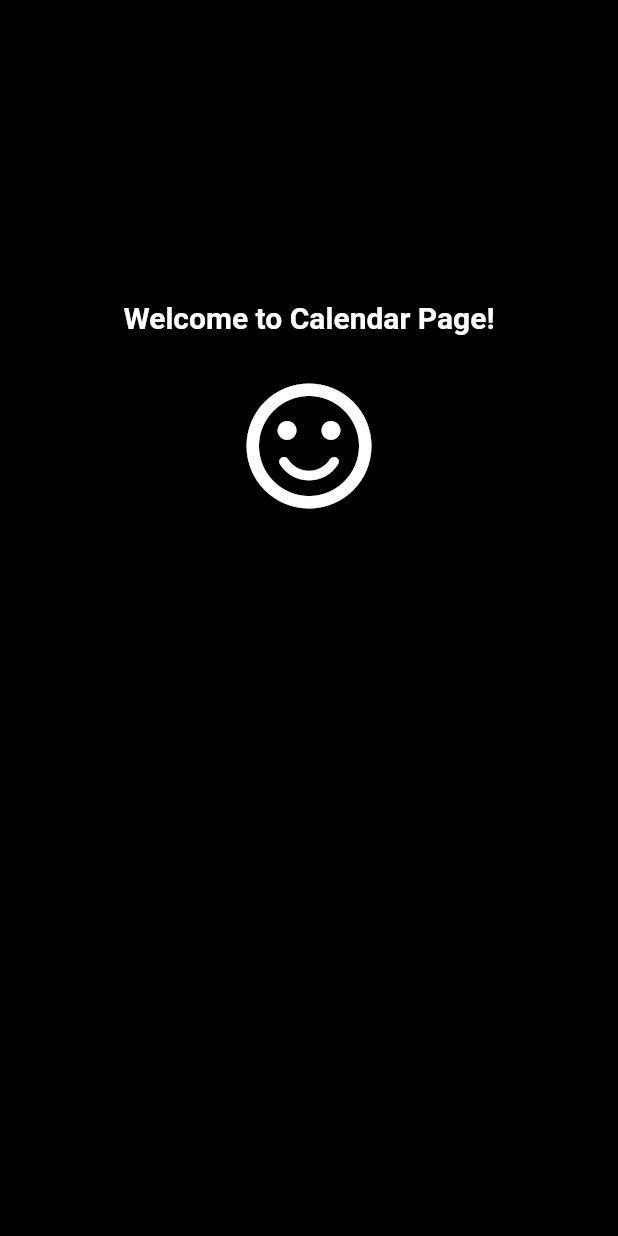
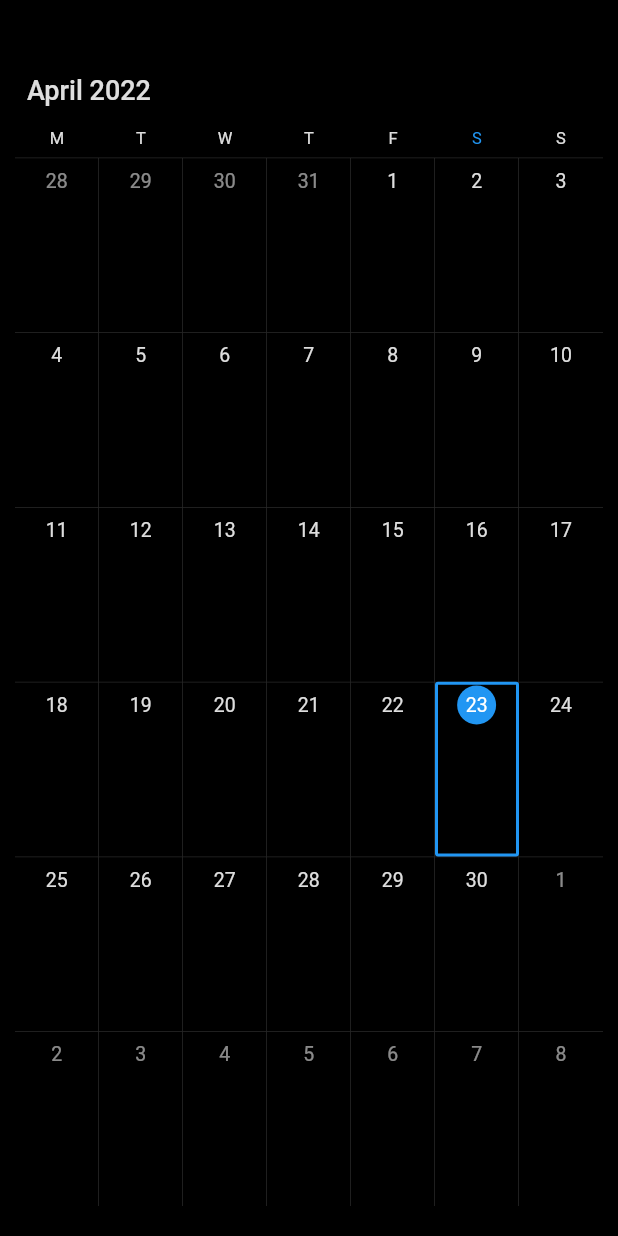
Before and after one commit to vivenkumar270/MagicMind, a Flutter app: the calendarpage screen opened directly, on a phone screen of 412 x 824 dp. Run offline on Flutter 3.47's test engine with Material 2 defaults, Android fonts, the phone set to English and light mode, and no system bars; drawn by our look-alikes of syncfusion_flutter_calendar; our stand-ins replace firebase_auth, firebase_core, font_awesome_flutter, google_sign_in, syncfusion_flutter_charts; accounts and stored records are empty.

Commit message:
Added calender and Changes to radial chart

```diff
--- a/lib/screens/calendarpage.dart
+++ b/lib/screens/calendarpage.dart
@@ -1,5 +1,8 @@
+// ignore_for_file: camel_case_types
+
 import 'package:flutter/material.dart';
 import 'package:flutter/widgets.dart';
+import 'package:syncfusion_flutter_calendar/calendar.dart';
 
 class calendarpage extends StatefulWidget {
   const calendarpage({Key? key}) : super(key: key);
@@ -21,25 +24,16 @@ class _State extends State<calendarpage> {
               color: Colors.black,
             ),
           ),
-          const Padding(
-            padding: EdgeInsets.fromLTRB(0, 0, 0, 230),
-            child: Center(
-                child: Icon(
-                  Icons.sentiment_satisfied_rounded,
-                  color: Colors.white,
-                  size: 100,
-                )),
-          ),
-          const Padding(
-            padding: EdgeInsets.fromLTRB(0, 0, 0, 400),
-            child: Center(
-                child: Text(
-                  "Welcome to Calendar Page!",
-                  style: TextStyle(
-                      color: Colors.white,
-                      fontSize: 20,
-                      fontWeight: FontWeight.bold),
-                )),
+          Padding(
+            padding: const EdgeInsets.fromLTRB(10, 40, 10, 20),
+            child: SfCalendar(
+              view: CalendarView.month,
+              firstDayOfWeek: 1,
+              initialDisplayDate: DateTime(2022, 04, 23, 10, 46),
+              initialSelectedDate: DateTime(2022, 04, 23, 10, 46),
+              allowViewNavigation: true,
+              viewNavigationMode: ViewNavigationMode.snap,
+            ),
           ),
         ],
       ),
--- a/lib/screens/morefunctionspage.dart
+++ b/lib/screens/morefunctionspage.dart
@@ -31,13 +31,13 @@ class _State extends State<morefunctionspage> {
             )),
           ),
           const Padding(
-            padding: EdgeInsets.fromLTRB(0, 0, 0, 400),
+            padding: EdgeInsets.fromLTRB(0, 300, 0, 100),
             child: Center(
                 child: Text(
-                  "Welcome to More Functions Page!",
+              " Please Be Patient We are\n Working this Feature\n It will be availaible soon",
               style: TextStyle(
                   color: Colors.white,
-                      fontSize: 20,
+                  fontSize: 30,
                   fontWeight: FontWeight.bold),
             )),
           ),
--- a/lib/signpage.dart
+++ b/lib/signpage.dart
@@ -1,6 +1,9 @@
 import 'package:flutter/material.dart';
 import 'package:font_awesome_flutter/font_awesome_flutter.dart';
 
+// currently the file is redundant and not being used
+// This file was created as a seperate signup page for app but due to complexity and space issue from
+// System capabilities the file is barred and currently not in production
 class Signup extends StatefulWidget {
   Signup({Key? key}) : super(key: key);
 
--- a/pubspec.yaml
+++ b/pubspec.yaml
@@ -45,6 +45,8 @@ dependencies:
   provider: ^6.0.2
   google_sign_in: ^5.3.0
   fluttertoast: ^8.0.9
+  flip_card: ^0.6.0
+  syncfusion_flutter_calendar: ^20.1.50
 
 dev_dependencies:
   flutter_test:
```
Also changed, not shown: lib/loginpage.dart (+25 -23 lines), lib/main.dart (+3 -4 lines), lib/screens/chartspage.dart (+53 -9 lines), lib/screens/homescreenpage.dart (+4 -5 lines), lib/screens/welcome.dart (+6 -7 lines), pubspec.lock. Lines whose indentation alone changed are shown as unchanged.
